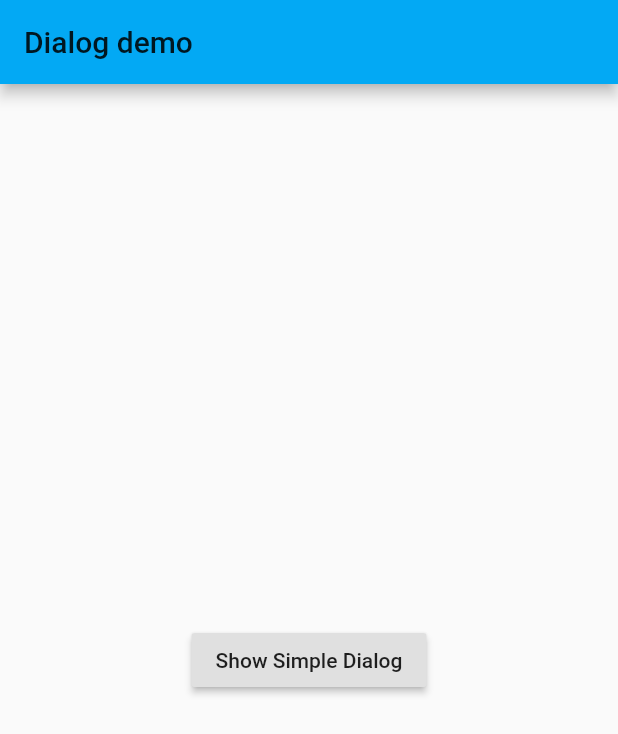
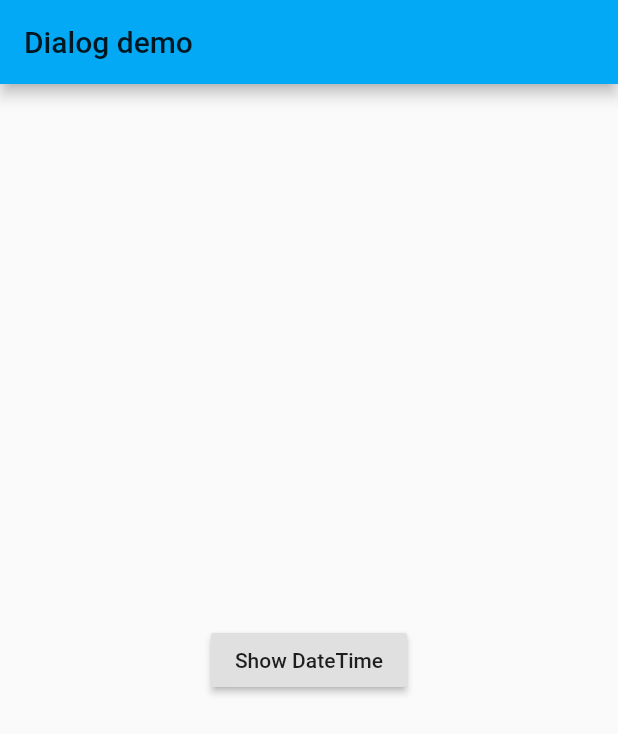
Before and after one commit to mojiajuzi/flutter-example, a Flutter app: the screen it shows after launch, on a phone screen of 412 x 824 dp. Shown: the top 734 px of the screen. Run offline on Flutter 3.47's test engine with Material 2 defaults, Android fonts, the phone set to English and light mode, and no system bars.

Commit message:
datetimepicker

```diff
--- /dev/null
+++ b/lib/datetimepicker_page.dart
@@ -0,0 +1,42 @@
+import 'package:flutter/material.dart';
+import 'dart:async';
+
+class MyDateTimePicker extends StatefulWidget {
+  @override
+  _MyDateTimePickerState createState() => new _MyDateTimePickerState();
+}
+
+class _MyDateTimePickerState extends State<MyDateTimePicker> {
+  Future<Null> _datepicker() async {
+    var selectedTime = await showDatePicker(
+        context: context,
+        initialDate: DateTime.now(),
+        firstDate: DateTime(2018, 1, 1),
+        lastDate: DateTime(2028, 10, 10),
+        initialDatePickerMode: DatePickerMode.year);
+    print(selectedTime);
+  }
+
+  Future<Null> _timepicker() async {
+    var selectedTime =
+        await showTimePicker(context: context, initialTime: TimeOfDay.now());
+    print(selectedTime);
+  }
+
+  @override
+  Widget build(BuildContext context) {
+    return new Scaffold(
+      appBar: AppBar(
+        title: Text('Dialog demo'),
+      ),
+      body: Container(
+        child: Center(
+          child: RaisedButton(
+            onPressed: _datepicker,
+            child: Text('Show DateTime'),
+          ),
+        ),
+      ),
+    );
+  }
+}
--- a/lib/main.dart
+++ b/lib/main.dart
@@ -1,5 +1,5 @@
 import 'package:flutter/material.dart';
-import 'dialog.dart';
+import 'datetimepicker_page.dart';
 
 void main() => runApp(new Demo());
 
@@ -9,6 +9,6 @@ class Demo extends StatelessWidget {
     return MaterialApp(
         title: 'Kodeversitas',
         theme: ThemeData(primarySwatch: Colors.lightBlue),
-        home: MyDialog());
+        home: MyDateTimePicker());
   }
 }
```
Also changed, not shown: lib/alert_page.dart (deleted, +0 -21 lines).
